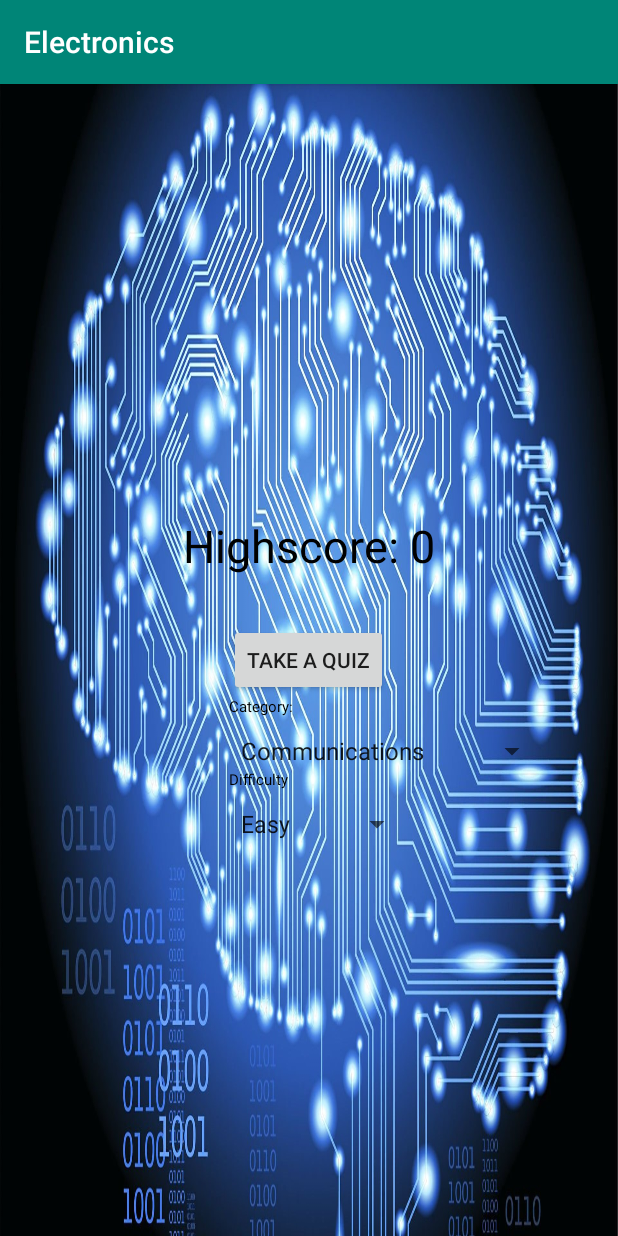
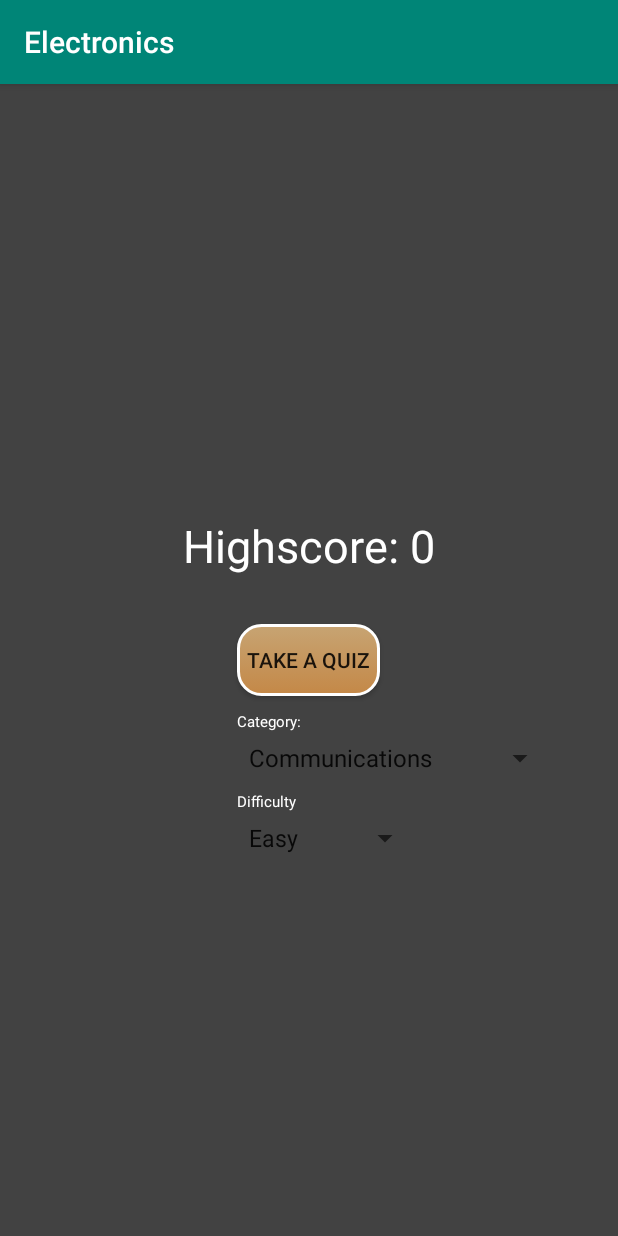
Before and after one commit to Team-CodeHouse/Electronics, an Android app: the MainActivity screen opened directly, with no data from a screen before it, on a phone screen of 412 x 824 dp. Run offline under Robolectric (Android 15) with nearby library versions, the phone set to English and light mode, and no system bars.

Commit message:
Changing MainActivity BackGround

```diff
--- a/app/src/main/res/drawable/button_gotoquiz.xml
+++ b/app/src/main/res/drawable/button_gotoquiz.xml
@@ -4,7 +4,7 @@
 
     <gradient
         android:angle="90"
-        android:startColor="#3C3F41"
+        android:startColor="#C48847"
         android:endColor="#C7A473"
         />
 
--- a/app/src/main/res/layout/activity_main.xml
+++ b/app/src/main/res/layout/activity_main.xml
@@ -5,7 +5,7 @@
     android:layout_width="match_parent"
     android:layout_height="match_parent"
     tools:context=".MainActivity"
-    android:background="@mipmap/electronics">
+    android:background="@color/cardview_dark_background">
 
 
 
@@ -17,7 +17,7 @@
         android:layout_centerHorizontal="true"
         android:layout_marginBottom="32dp"
         android:text="HighScore: 0"
-        android:textColor="@android:color/background_dark"
+        android:textColor="@android:color/background_light"
         android:textSize="30sp" />
 
     <Button
@@ -25,7 +25,8 @@
         android:layout_width="wrap_content"
         android:layout_height="wrap_content"
         android:layout_centerInParent="true"
-        android:text="Take a Quiz" />
+        android:text="Take a Quiz"
+        android:background="@drawable/custom_button_gotoquiz"/>
 
     <TextView
         android:id="@+id/display_text_category"
@@ -33,9 +34,9 @@
         android:layout_height="wrap_content"
         android:layout_below="@+id/buttonquiz"
         android:layout_alignStart="@+id/buttonquiz"
-        android:layout_marginBottom="5dp"
+        android:layout_marginTop="10dp"
         android:text="Category:"
-        android:textColor="@android:color/background_dark"
+        android:textColor="@android:color/background_light"
         android:textSize="10sp"
         android:layout_alignLeft="@+id/buttonquiz" />
 
@@ -56,9 +57,9 @@
         android:layout_height="wrap_content"
         android:layout_below="@+id/spinner_category"
         android:layout_alignStart="@+id/buttonquiz"
-        android:layout_marginBottom="5dp"
+        android:layout_marginTop="10dp"
         android:text="Difficulty"
-        android:textColor="@android:color/background_dark"
+        android:textColor="@android:color/background_light"
         android:textSize="10sp"
         android:layout_alignLeft="@+id/buttonquiz" />
 
```
